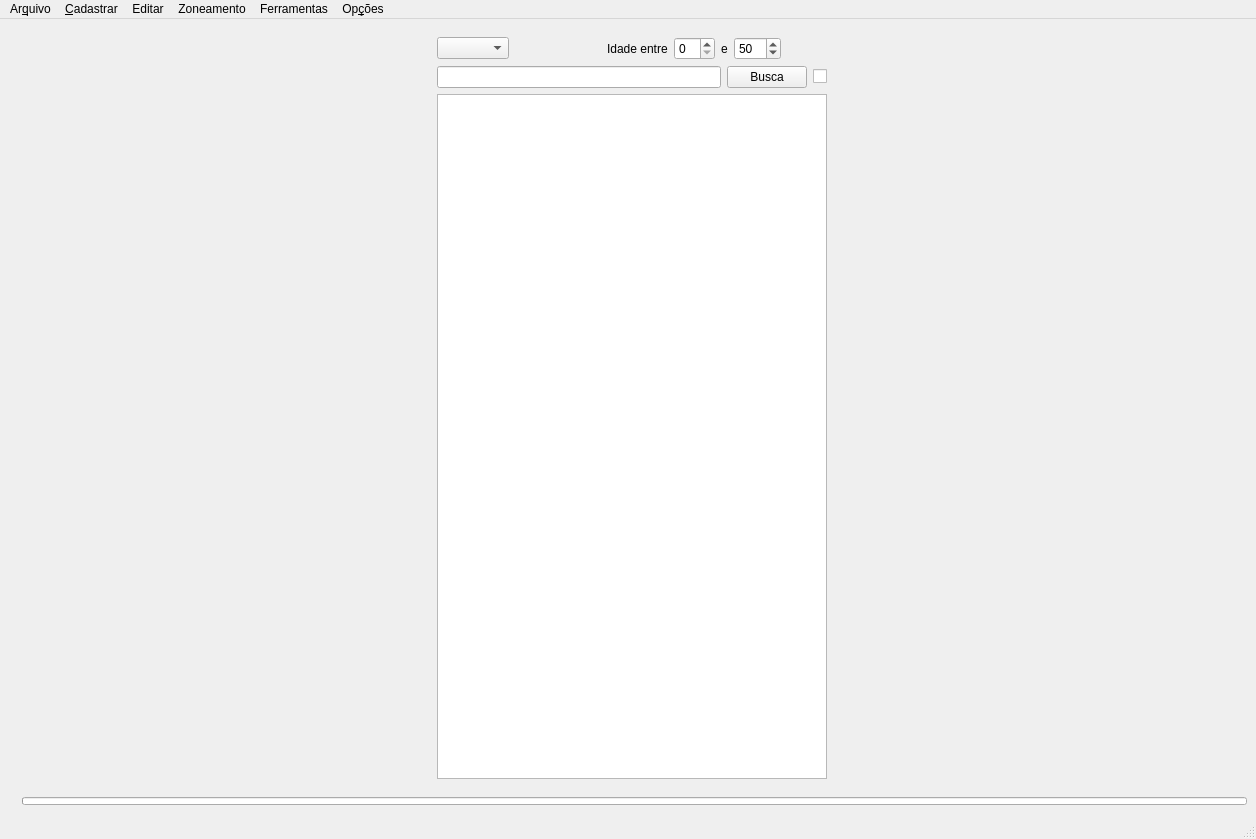
Before: the Qt Designer form src/main/resources/base/ui/mainWindow.ui in matheusfillipe/ganec, drawn with Qt 5.
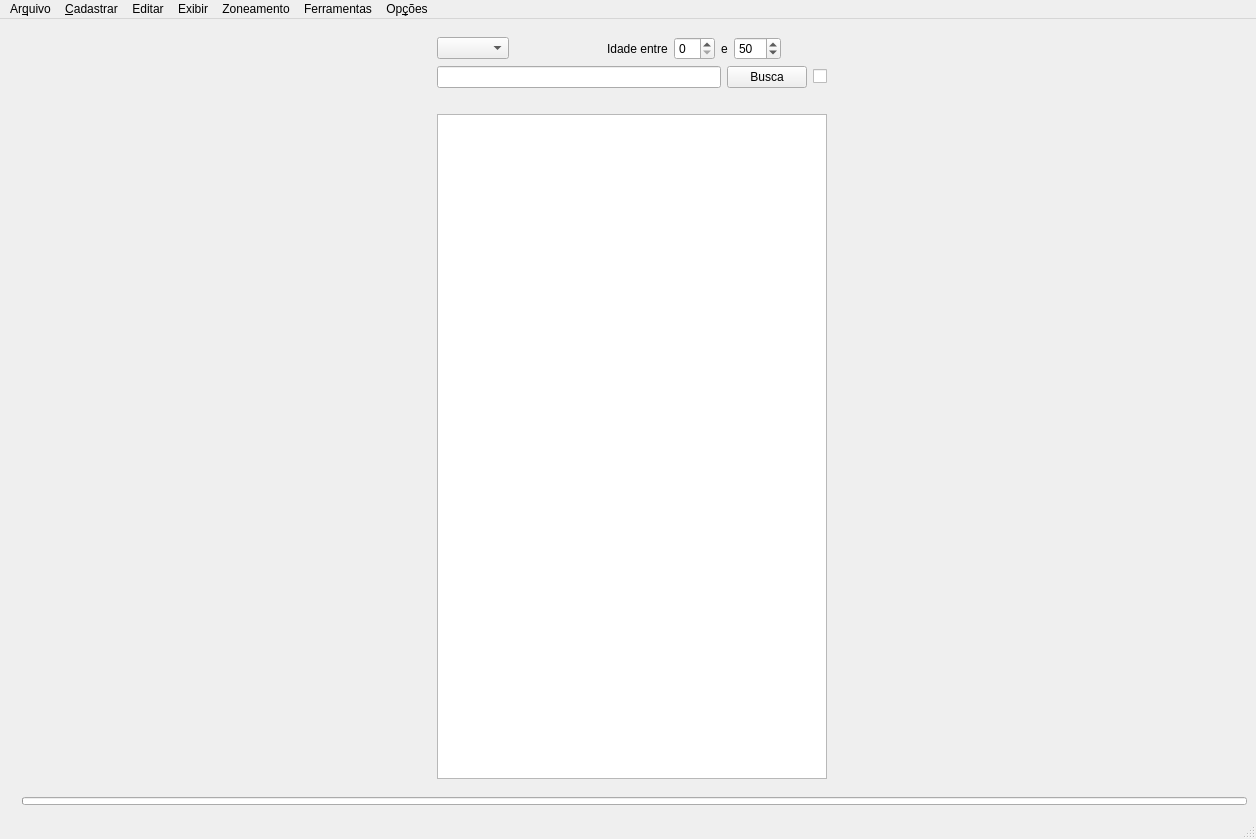
After: the same form once the commit is applied.

Commit message: stable_release

What changed in the file:
```diff
--- a/src/main/resources/base/ui/mainWindow.ui
+++ b/src/main/resources/base/ui/mainWindow.ui
@@ -73,7 +73,7 @@
           <height>16777215</height>
          </size>
         </property>
-        <layout class="QVBoxLayout" name="verticalLayout_2" stretch="0,0,0">
+        <layout class="QVBoxLayout" name="verticalLayout_2" stretch="0,0,0,0">
          <property name="sizeConstraint">
           <enum>QLayout::SetMinimumSize</enum>
          </property>
@@ -183,6 +183,13 @@
            </item>
           </layout>
          </item>
+         <item>
+          <widget class="QLabel" name="resultsLbl">
+           <property name="text">
+            <string/>
+           </property>
+          </widget>
+         </item>
          <item>
           <widget class="QListWidget" name="listViewBusca"/>
          </item>
@@ -325,9 +332,18 @@
     <addaction name="actionRecalcular_endere_os_de_alunos"/>
     <addaction name="actionRecalcular_endere_os_de_escolas"/>
    </widget>
+   <widget class="QMenu" name="menuExibir">
+    <property name="title">
+     <string>Exibir</string>
+    </property>
+    <addaction name="actionMostrar_Escolas"/>
+    <addaction name="actionMostar_Alunos"/>
+    <addaction name="actionMostrar_Alunos_da_Busca"/>
+   </widget>
    <addaction name="menuArquivo"/>
    <addaction name="menuCadastrar"/>
    <addaction name="menuComputar"/>
+   <addaction name="menuExibir"/>
    <addaction name="menuZoneamento"/>
    <addaction name="menuFerramentas"/>
    <addaction name="menuOp_es"/>
```
Left out of the diff: 9 changed lines with no effect on the pictures. The commit also changes 1 other file.
